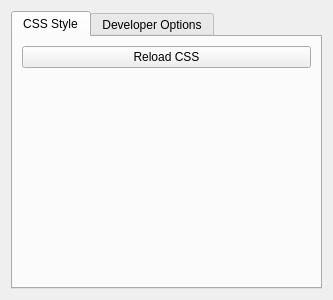
Qt form client/src/windows/test_window.ui (lPrimemaster/DCScan-GUI) before a commit.
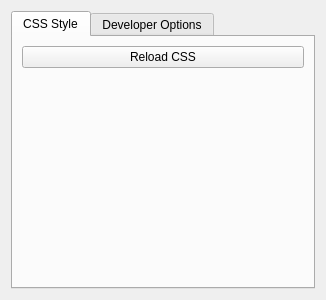
The same form after that commit.

What changed in the file:
```diff
--- a/client/src/windows/test_window.ui
+++ b/client/src/windows/test_window.ui
@@ -6,7 +6,7 @@
    <rect>
     <x>0</x>
     <y>0</y>
-    <width>333</width>
+    <width>321</width>
     <height>300</height>
    </rect>
   </property>
```
